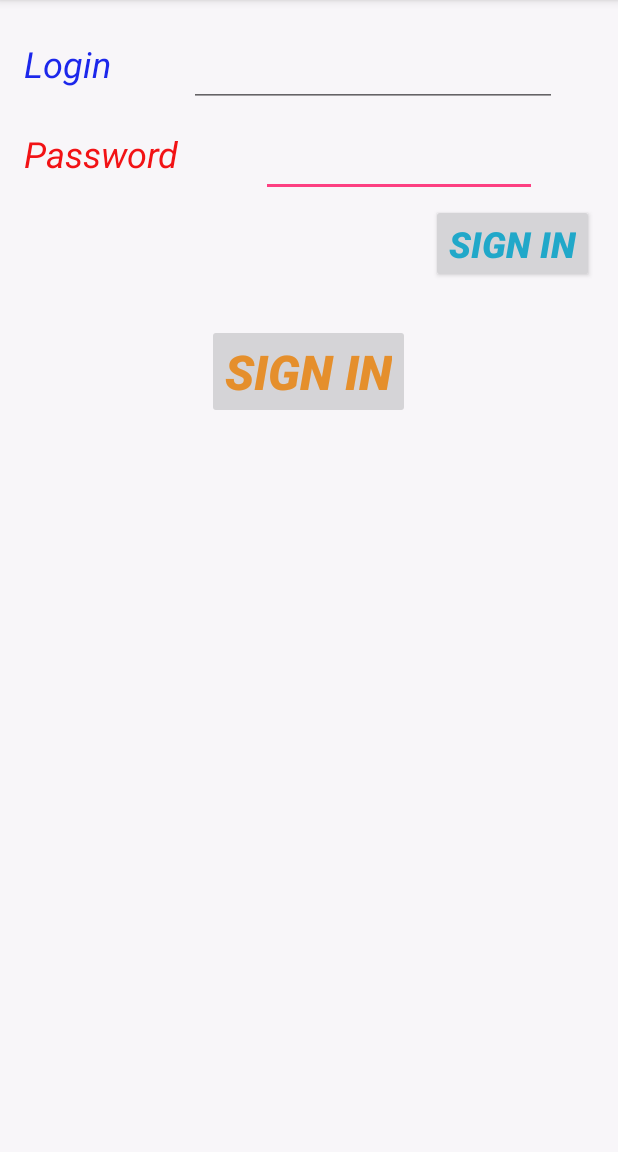
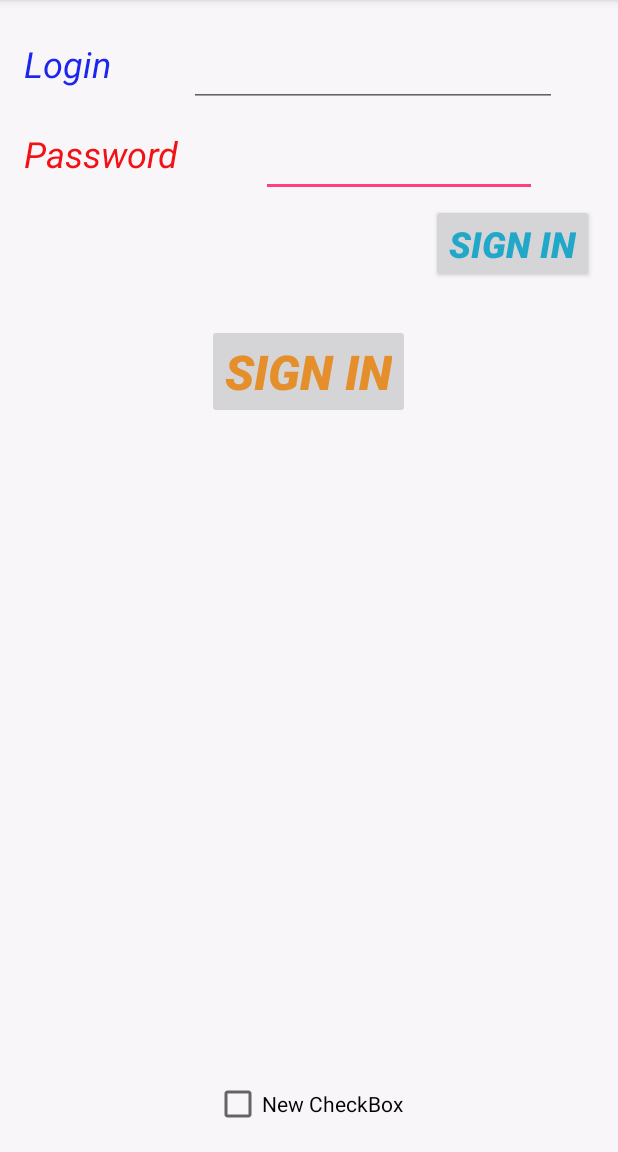
Before and after one commit to vasterlord/MyApplication, an Android app: the screen it shows after launch (MainActivity), on a phone screen of 412 x 824 dp, the part 84-1236 px from its top. Run offline under Robolectric (Android 15) with nearby library versions, the phone set to English and light mode, and no system bars.

Commit message:
First Commit

```diff
--- a/app/src/main/res/layout/activity_main.xml
+++ b/app/src/main/res/layout/activity_main.xml
@@ -83,4 +83,11 @@
         android:textStyle="bold|italic"
         android:textSize="@dimen/abc_dropdownitem_icon_width" />
 
+    <CheckBox
+        android:layout_width="wrap_content"
+        android:layout_height="wrap_content"
+        android:text="New CheckBox"
+        android:id="@+id/checkBox"
+        android:layout_gravity="center_horizontal|bottom" />
+
 </FrameLayout>
```
